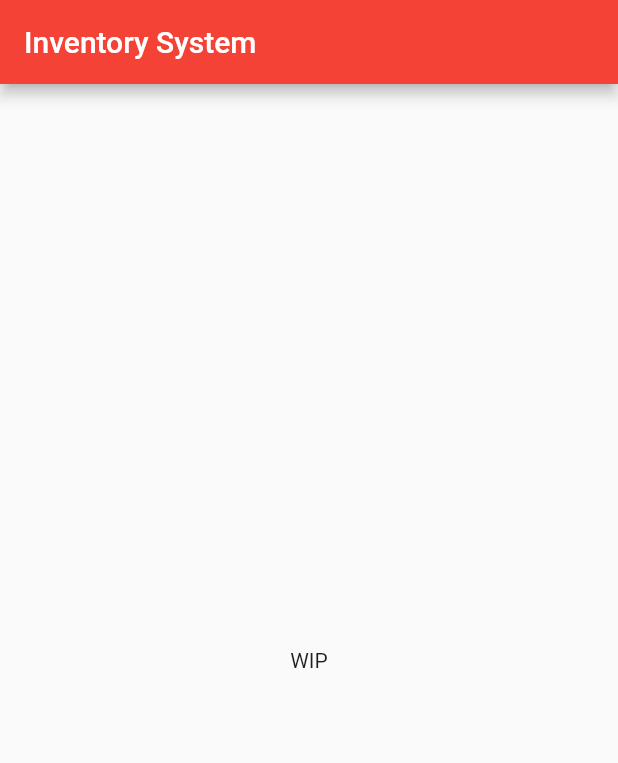
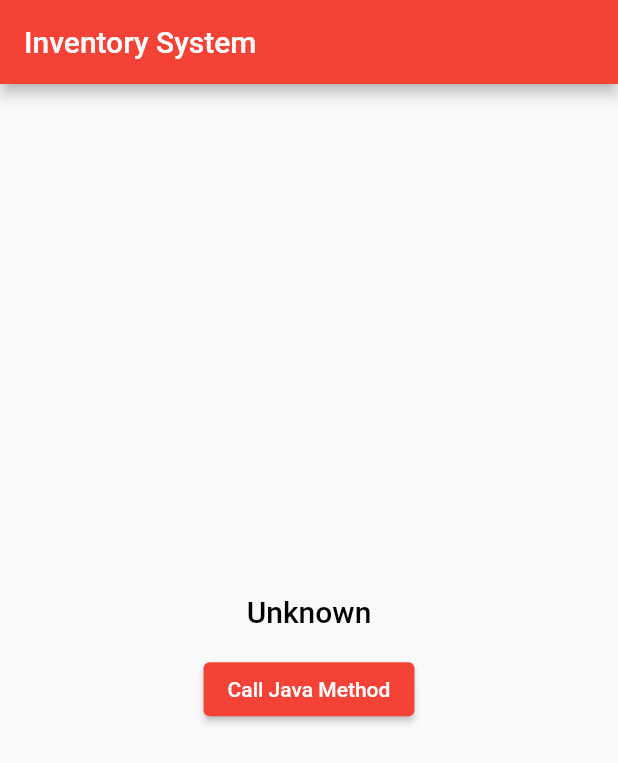
Before and after one commit to gcleiton/inventory-system, a Flutter app: the screen it shows after launch, on a phone screen of 412 x 824 dp. Shown: the top 763 px of the screen. Run offline on Flutter 3.47's test engine with Material 2 defaults, Android fonts, the phone set to English and light mode, and no system bars.

Commit message:
feat: initial example of MethodChannel call

```diff
--- a/lib/main.dart
+++ b/lib/main.dart
@@ -1,12 +1,28 @@
 import 'package:flutter/material.dart';
+import 'package:flutter/services.dart';
 
 void main() => runApp(InventorySystem());
 
-class InventorySystem extends StatelessWidget {
+const channel = "compscience.database.ifce.inventory_system";
+
+class InventorySystem extends StatefulWidget {
+  @override
+  _InventorySystemState createState() => _InventorySystemState();
+}
+
+class _InventorySystemState extends State<InventorySystem> {
+  String text;
+
+  Future<void> testingMethod() async {
+    final methodChannel = MethodChannel(channel);
+    text = await methodChannel.invokeMethod('testingMethod');
+    setState(() {});
+  }
+
   @override
   Widget build(BuildContext context) {
     return MaterialApp(
-      theme: ThemeData.light().copyWith(primaryColor: Colors.red),
+      theme: ThemeData(primaryColor: Colors.red),
       debugShowCheckedModeBanner: false,
       home: Scaffold(
         appBar: AppBar(
@@ -14,7 +30,24 @@ class InventorySystem extends StatelessWidget {
           title: Text('Inventory System'),
         ),
         body: Center(
-          child: Text('WIP'),
+          child: Column(
+            mainAxisAlignment: MainAxisAlignment.center,
+            children: [
+              Text(
+                text ?? 'Unknown',
+                style: Theme.of(context)
+                    .textTheme
+                    .headline6
+                    .copyWith(color: Colors.black),
+              ),
+              SizedBox(height: 16),
+              ElevatedButton(
+                onPressed: testingMethod,
+                child: Text('Call Java Method'),
+                style: ElevatedButton.styleFrom(primary: Colors.red),
+              ),
+            ],
+          ),
         ),
       ),
     );
```
Also changed, not shown: 1 other file.
